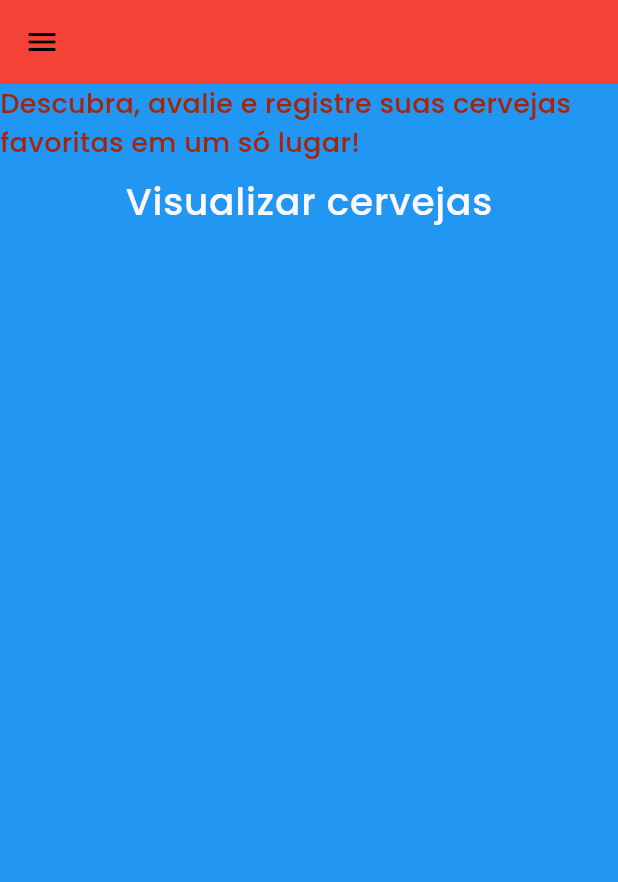
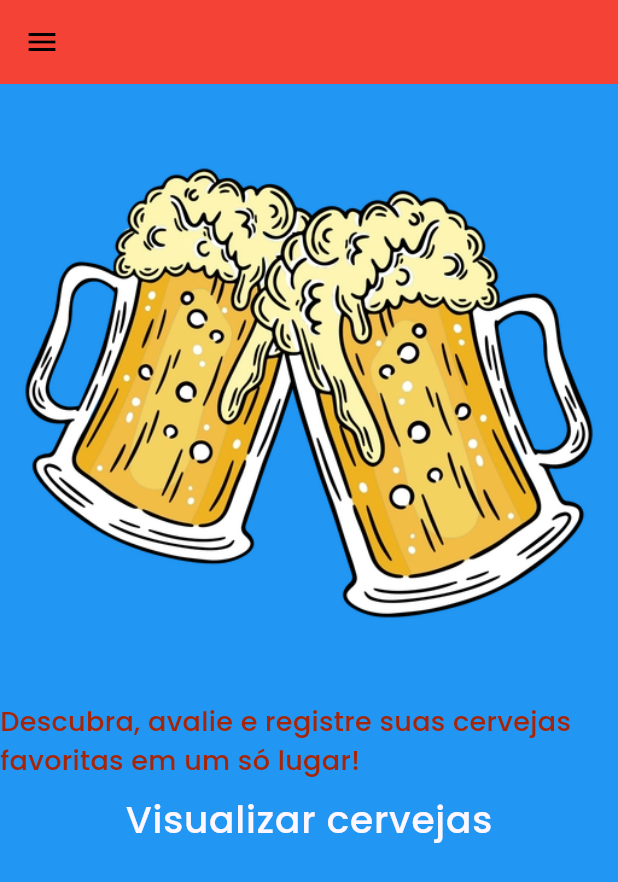
Before and after one commit to andersonstack/app_beer, a Flutter app: the screen it shows after launch, on a phone screen of 412 x 824 dp. Shown: the top 882 px of the screen. Run offline on Flutter 3.47's test engine with Material 3 defaults, Android fonts, the phone set to English and light mode, and no system bars; our stand-ins replace google_fonts.

```diff
--- a/lib/components/home.dart
+++ b/lib/components/home.dart
@@ -16,6 +16,7 @@ class HomeView extends StatelessWidget {
           color: Colors.blue,
           child: Column(
             children: [
+              Image.asset("assets/beer.png"),
               Text(
                 "Descubra, avalie e registre suas cervejas favoritas em um só lugar! ",
               ),
--- a/pubspec.yaml
+++ b/pubspec.yaml
@@ -58,8 +58,8 @@ flutter:
   uses-material-design: true
 
   # To add assets to your application, add an assets section, like this:
-  # assets:
-  #   - images/a_dot_burr.jpeg
+  assets:
+    - ./assets/beer.png
   #   - images/a_dot_ham.jpeg
 
   # An image asset can refer to one or more resolution-specific "variants", see
```
Also changed, not shown: assets/beer.png (added).
